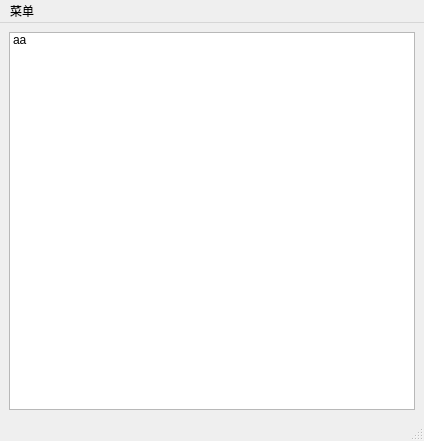
Above: ui/MainWindow.ui from alonelysnake/BUAA-python-Online-question-bank-platform before the change. Below: the same form after it.
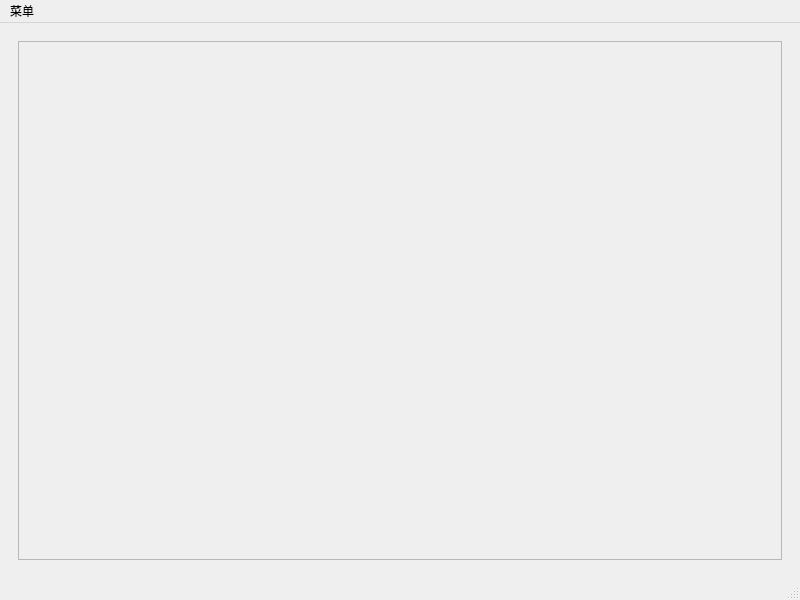
That is the form after the change. Custom widgets are drawn as their Qt base class.

Patch:
```diff
--- a/ui/MainWindow.ui
+++ b/ui/MainWindow.ui
@@ -6,8 +6,8 @@
    <rect>
     <x>0</x>
     <y>0</y>
-    <width>424</width>
-    <height>441</height>
+    <width>800</width>
+    <height>600</height>
    </rect>
   </property>
   <property name="windowTitle">
@@ -16,12 +16,36 @@
   <widget class="QWidget" name="centralwidget">
    <layout class="QGridLayout" name="gridLayout">
     <item row="0" column="0">
-     <widget class="QListWidget" name="questionList">
-      <item>
-       <property name="text">
-        <string>aa</string>
-       </property>
-      </item>
+     <widget class="QStackedWidget" name="stackedWidget">
+      <widget class="QWidget" name="page0">
+       <layout class="QGridLayout" name="gridLayout_2">
+        <item row="0" column="0">
+         <widget class="QScrollArea" name="scrollArea">
+          <property name="widgetResizable">
+           <bool>true</bool>
+          </property>
+          <widget class="QWidget" name="questionCategory">
+           <property name="geometry">
+            <rect>
+             <x>0</x>
+             <y>0</y>
+             <width>754</width>
+             <height>503</height>
+            </rect>
+           </property>
+           <layout class="QVBoxLayout" name="questionCategoryLayout"/>
+          </widget>
+         </widget>
+        </item>
+       </layout>
+      </widget>
+      <widget class="QWidget" name="page1">
+       <layout class="QGridLayout" name="gridLayout_3">
+        <item row="0" column="0">
+         <widget class="MyQuestionInfo" name="questionDetail" native="true"/>
+        </item>
+       </layout>
+      </widget>
      </widget>
     </item>
    </layout>
@@ -32,7 +56,7 @@
     <rect>
      <x>0</x>
      <y>0</y>
-     <width>424</width>
+     <width>800</width>
      <height>26</height>
     </rect>
    </property>
@@ -68,6 +92,14 @@
    </property>
   </action>
  </widget>
+ <customwidgets>
+  <customwidget>
+   <class>MyQuestionInfo</class>
+   <extends>QWidget</extends>
+   <header>ui.MyWidgets.MyQuestionInfo</header>
+   <container>1</container>
+  </customwidget>
+ </customwidgets>
  <resources/>
  <connections/>
 </ui>
```
